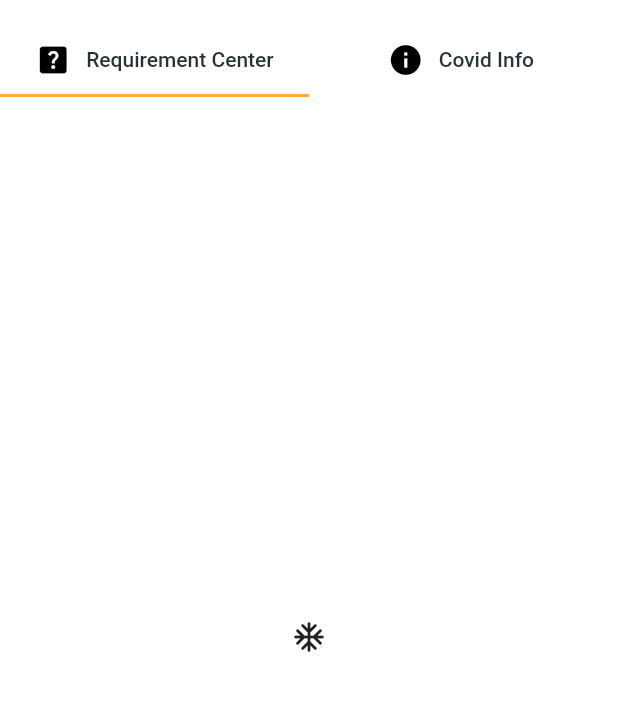
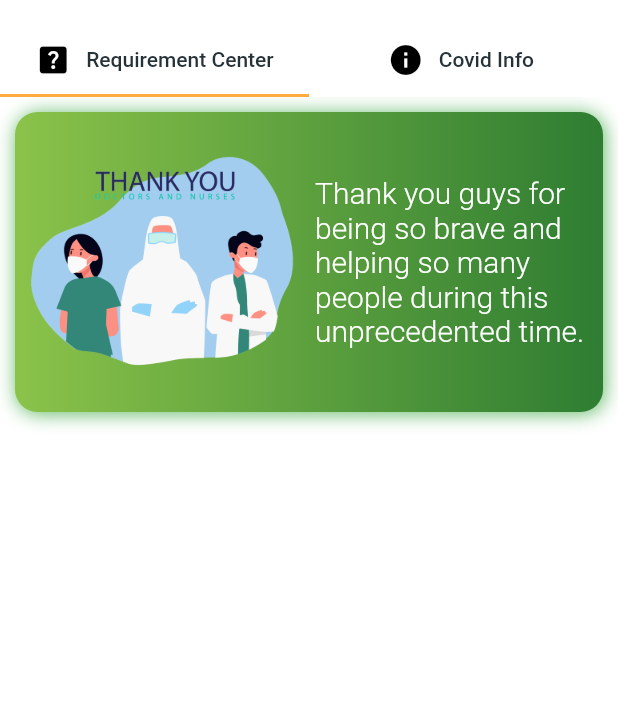
Before and after one commit to antojosu/Athijeevana, a Flutter app: the screen it shows after launch, on a phone screen of 412 x 824 dp, the part 59-770 px from its top. Run offline on Flutter 3.47's test engine with Material 2 defaults, Android fonts, the phone set to English and light mode, and no system bars; our stand-ins replace firebase_auth, firebase_core, responsive_sizer; accounts and stored records are empty.

Commit message:
Added more screens as initial commit

```diff
--- a/lib/screens/home.dart
+++ b/lib/screens/home.dart
@@ -1,4 +1,5 @@
 import 'package:athijeevana/screens/covid_info.dart';
+import 'package:athijeevana/screens/requirement_home.dart';
 import 'package:flutter/material.dart';
 
 class Home extends StatelessWidget {
@@ -51,7 +52,7 @@ class Home extends StatelessWidget {
         ),
       ),
       body: TabBarView(
-        children: [Icon(Icons.ac_unit_rounded), covidInfo()],
+        children: [requirementCovid(), covidInfo()],
       ),
     );
   }
--- /dev/null
+++ b/lib/screens/requirement_home.dart
@@ -0,0 +1,62 @@
+import 'package:flutter/material.dart';
+import 'package:responsive_sizer/responsive_sizer.dart';
+
+class requirementCovid extends StatefulWidget {
+  @override
+  _requirementCovidState createState() => _requirementCovidState();
+}
+
+class _requirementCovidState extends State<requirementCovid> {
+  @override
+  Widget build(BuildContext context) {
+    return SingleChildScrollView(
+      child: Container(
+        padding: EdgeInsets.all(10),
+        child: Column(
+          children: [
+            SizedBox(
+              height: 200,
+              width: 100.h,
+              child: Container(
+                decoration: BoxDecoration(
+                  boxShadow: [
+                    BoxShadow(
+                      color: Colors.green.shade400,
+                      blurRadius: 10.0,
+                      offset: Offset(
+                        1,
+                        1,
+                      ),
+                    )
+                  ],
+                  borderRadius: BorderRadius.all(Radius.circular(15)),
+                  gradient: LinearGradient(colors: [
+                    Colors.lightGreen,
+                    Colors.green.shade800,
+                  ]),
+                ),
+                child: Row(
+                  mainAxisSize: MainAxisSize.min,
+                  children: [
+                    Image.asset(
+                      "assets/images/Thank.png",
+                    ),
+                    Expanded(
+                      child: Text(
+                        "Thank you guys for being so brave and helping so many people during this unprecedented time.",
+                        style: TextStyle(
+                            color: Colors.white,
+                            fontSize: 20,
+                            fontWeight: FontWeight.w300),
+                      ),
+                    ),
+                  ],
+                ),
+              ),
+            ),
+          ],
+        ),
+      ),
+    );
+  }
+}
```
Also changed, not shown: lib/screens/StateStatCovid.dart (added, +13 -0 lines), lib/screens/covid_info.dart (+78 -14 lines), lib/widgets/InfoCard.dart (+10 -6 lines), assets/images/Thank.png (added), assets/images/covid-19.png (added), assets/images/dead.png (added), assets/images/hazard.png (added), assets/images/recovered.png (added).
